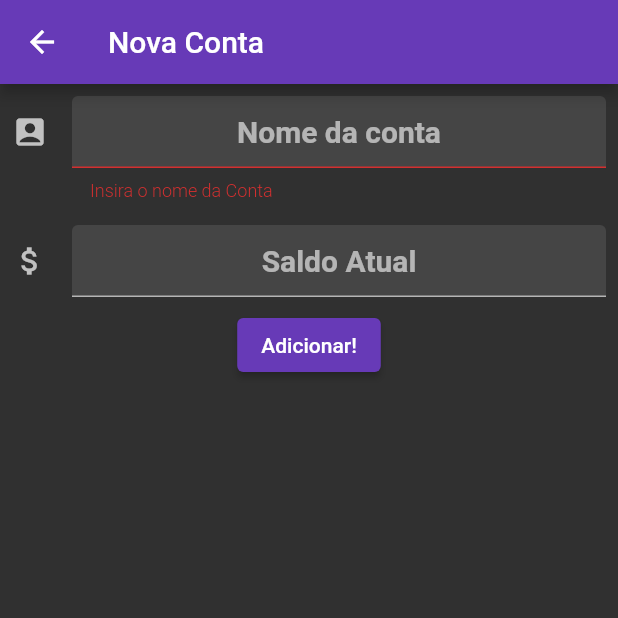
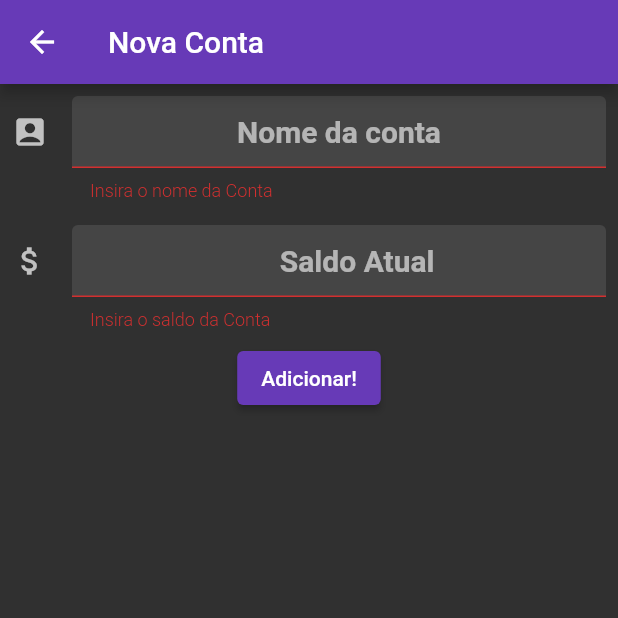
Before and after one commit to victorguarana/guarawallet, a Flutter app: the AccountFormScreen screen opened directly, after a tap on "Adicionar!", on a phone screen of 412 x 824 dp, the top half of it. Run offline on Flutter 3.47's test engine with Material 2 defaults, Android fonts, the phone set to English and light mode, and no system bars; our stand-ins replace flutter_speed_dial, sqflite; accounts and stored records are empty.

Commit message:
auto format input wihle typing

```diff
--- a/lib/screens/account_form_screen.dart
+++ b/lib/screens/account_form_screen.dart
@@ -1,6 +1,7 @@
 import 'package:flutter/material.dart';
 import 'package:guarawallet/models/account.dart';
 import 'package:guarawallet/repositories/accounts_repository.dart';
+import 'package:intl/intl.dart';
 import 'package:provider/provider.dart';
 
 class AccountFormScreen extends StatefulWidget {
@@ -16,13 +17,44 @@ class AccountFormScreenState extends State<AccountFormScreen> {
   TextEditingController nameController = TextEditingController();
   TextEditingController currentBalanceController = TextEditingController();
 
+// TODO: Remove letters and other chars that are not [0-9 , .]
+  String _formatNumber(String value) {
+    if (value.indexOf(',') != value.lastIndexOf(',')) {
+      int index = value.lastIndexOf(',');
+      value = value.substring(0, index) + value.substring(index + 1);
+    }
+
+    if (value.endsWith(',')) return value;
+
+    try {
+      value = value.replaceAll('.', '').replaceAll(',', '.');
+      double valueDouble = double.parse(value);
+      valueDouble = (valueDouble * 100).truncateToDouble() / 100;
+      return NumberFormat.decimalPattern('pt_Br').format(valueDouble);
+    } on FormatException {
+      print('ops');
+      return value;
+    }
+  }
+
+  String get _currency =>
+      NumberFormat.compactSimpleCurrency(locale: 'pt_Br').currencySymbol;
+
   final _formKey = GlobalKey<FormState>();
 
-  bool nameValidator(String? name) {
+  bool textValidator(String? name) {
     if (name != null && name.isEmpty) {
       return true;
     }
     return false;
+  }
+
+// TODO: Use this method
+  bool zeroValidator(String? value) {
+    double? valueDouble = double.tryParse(value!);
+    if (valueDouble == null || valueDouble == 0) return false;
+
+    return true;
   }
 
   @override
@@ -44,7 +76,7 @@ class AccountFormScreenState extends State<AccountFormScreen> {
                 padding: const EdgeInsets.all(8.0),
                 child: TextFormField(
                   validator: (String? value) {
-                    if (nameValidator(value)) {
+                    if (textValidator(value)) {
                       return 'Insira o nome da Conta';
                     }
                     return null;
@@ -61,11 +93,29 @@ class AccountFormScreenState extends State<AccountFormScreen> {
               Padding(
                 padding: const EdgeInsets.all(8.0),
                 child: TextFormField(
+                  validator: (String? value) {
+                    if (textValidator(value)) {
+                      return 'Insira o saldo da Conta';
+                    }
+                    // else if (zeroValidator(value)) {
+                    //   return 'Valor não pode ser 0';
+                    // }
+                    return null;
+                  },
+                  onChanged: (string) {
+                    // double value = double.parse(string.replaceAll('.', ''));
+                    string = _formatNumber(string);
+                    currentBalanceController.value = TextEditingValue(
+                      text: string,
+                      selection: TextSelection.collapsed(offset: string.length),
+                    );
+                  },
                   keyboardType: TextInputType.number,
                   controller: currentBalanceController,
                   textAlign: TextAlign.center,
-                  decoration: const InputDecoration(
-                    icon: Icon(Icons.attach_money),
+                  decoration: InputDecoration(
+                    prefixText: _currency,
+                    icon: const Icon(Icons.attach_money),
                     hintText: 'Saldo Atual',
                     filled: true,
                   ),
```
